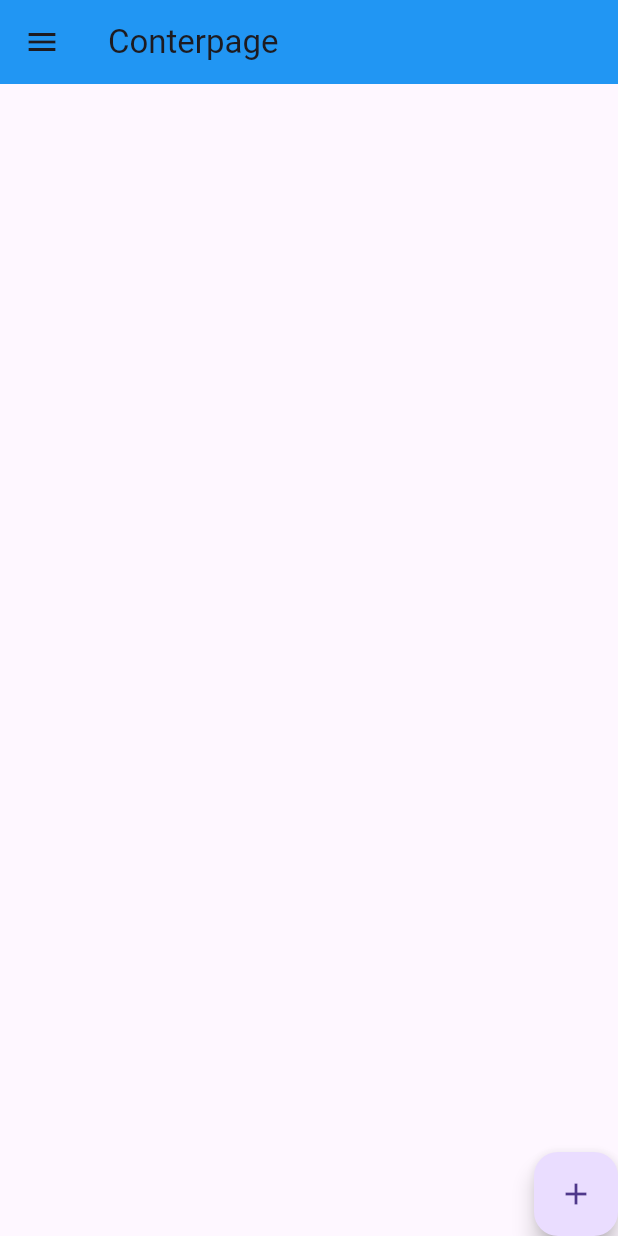
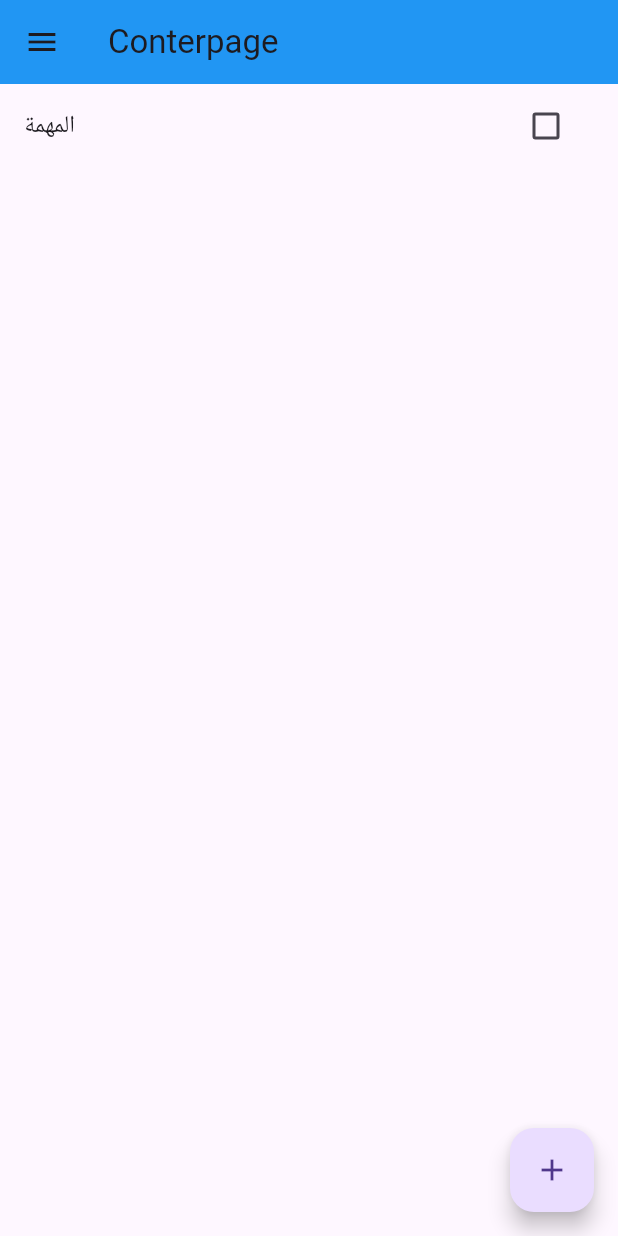
Before and after one commit to abdelmadjidSiradj/abdelmadjidSiradj, a Flutter app: the screen it shows after launch, on a phone screen of 412 x 824 dp. Run offline on Flutter 3.47's test engine with Material 3 defaults, Android fonts, the phone set to English and light mode, and no system bars.

```diff
--- a/lib/Conterprofil.dart
+++ b/lib/Conterprofil.dart
@@ -1,11 +1,12 @@
 import 'package:flutter/material.dart';
+import 'package:provider/provider.dart';
 import 'package:my_app/Navigatwidght.dart';
-
-import 'Appdrawer.dart';
+import 'package:my_app/Provedertask.dart';
+import 'package:my_app/Job1.dart';
+import 'package:my_app/Appdrawer.dart';
 
 class Conterprofil extends StatefulWidget {
   static const String Babelname = 'Conter';
-
   @override
   State<StatefulWidget> createState() {
     return ConterprofilState();
@@ -13,63 +14,98 @@ class Conterprofil extends StatefulWidget {
 }
 
 class ConterprofilState extends State<Conterprofil> {
-  String _savetext1 = " ";
-  TextEditingController _textController = TextEditingController();
+  final TextEditingController _textController = TextEditingController();
+
   @override
   Widget build(BuildContext context) {
     return Scaffold(
       appBar: AppBar(
         backgroundColor: Colors.blue,
-        title: Text('Conterpage'),
+        title: const Text('Conterpage'),
       ),
-      body: Stack(children: [
-        Column(
-          mainAxisAlignment: MainAxisAlignment.end,
+      body: Column(
         children: [
-            Row(
-              mainAxisAlignment: MainAxisAlignment.end,
-              children: [
-                Column(children: [
-                  FloatingActionButton(
+          Expanded(
+            child: Consumer<Provedertask>(
+              builder: (context, provedertask, child) {
+                return ListView.builder(
+                  itemCount: provedertask.Job.length,
+                  itemBuilder: (context, index) {
+                    final job = provedertask.Job[index];
+                    return ListTile(
+                      title: Text(job.text2),
+                      trailing: Checkbox(
+                        value: job.complet,
+                        onChanged: (value) {
+                          provedertask.changecomple(index);
+                        },
+                      ),
+                      onLongPress: () {
+                        showDialog(
+                          context: context,
+                          builder: (context) => AlertDialog(
+                            title: Text('تأكيد الحذف'),
+                            content: Text('هل تريد حذف هذه المهمة؟'),
+                            actions: [
+                              TextButton(
+                                onPressed: () {
+                                  provedertask.removejob(index);
+                                  Navigator.of(context).pop();
+                                },
+                                child: Text('نعم'),
+                              ),
+                              TextButton(
+                                onPressed: () => Navigator.of(context).pop(),
+                                child: Text('إلغاء'),
+                              ),
+                            ],
+                          ),
+                        );
+                      },
+                    );
+                  },
+                );
+              },
+            ),
+          ),
+        ],
+      ),
+      floatingActionButton: FloatingActionButton(
         onPressed: () {
           showDialog(
             context: context,
             builder: (context) => AlertDialog(
-                          title: Text('المهمة'),
+              title: const Text('المهمة'),
               content: TextField(
                 controller: _textController,
-                            decoration: InputDecoration(hintText: 'اضافة مهمة'),
+                decoration: const InputDecoration(hintText: 'اضافة مهمة'),
               ),
               actions: [
                 TextButton(
                   onPressed: () {
-                                setState(() {
-                                 print(_savetext1 = _textController.text) ;
-                                });
+                    if (_textController.text.isNotEmpty) {
+                      Provider.of<Provedertask>(context, listen: false).addjob(
+                        Job1(
+                          text2: _textController.text,
+                          complet: false,
+                        ),
+                      );
+                      _textController.clear();
                       Navigator.of(context).pop();
+                    }
                   },
                   child: Text('حفظ'),
                 ),
                 TextButton(
-                              onPressed: () {
-                                Navigator.of(context).pop();
-                              },
-                              child: Text('الغاء'),
-                            )
+                  onPressed: () {_textController.clear();Navigator.of(context).pop();} ,
+                  child: Text('إلغاء'),
+                ),
               ],
             ),
           );
-                      setState(() {});
         },
         child: Icon(Icons.add),
       ),
-
-                ])
-              ],
-            ),
-          ],
-        ),
-      ]),
       drawer: Appdrawer(),
     );
   }
--- /dev/null
+++ b/lib/Job1.dart
@@ -0,0 +1,8 @@
+class Job1 {
+  String text2;
+  bool complet;
+  Job1({
+    required this.text2,
+    required this.complet,
+  });
+}
--- /dev/null
+++ b/lib/Provedertask.dart
@@ -0,0 +1,24 @@
+import 'package:flutter/material.dart';
+import 'package:my_app/Job1.dart';
+
+class Provedertask extends ChangeNotifier {
+  List<Job1> _job = [Job1(text2: 'المهمة', complet: false)];
+  List<Job1> get Job {
+    return _job;
+  }
+
+  void removejob(index) {
+    _job.removeAt(index);
+    notifyListeners();
+  }
+
+  void addjob(Job1 job) {
+    _job.add(job);
+    notifyListeners();
+  }
+
+  void changecomple(index) {
+    _job[index].complet = !_job[index].complet;
+    notifyListeners();
+  }
+}
--- a/lib/main.dart
+++ b/lib/main.dart
@@ -4,9 +4,11 @@ import 'package:my_app/Conterprofil.dart';
 import 'package:my_app/Homepage.dart';
 import 'package:my_app/Navigatwidght.dart';
 import 'package:my_app/Settings.dart';
+import 'package:my_app/Provedertask.dart';
+import 'package:provider/provider.dart';
 
 void main() {
-  runApp(Myapp());
+  runApp(ChangeNotifierProvider(create: (_)=>Provedertask(), child: Myapp(),));
 }
 
 class Myapp extends StatelessWidget {
--- a/pubspec.yaml
+++ b/pubspec.yaml
@@ -39,6 +39,7 @@ dependencies:
 dev_dependencies:
   flutter_test:
     sdk: flutter
+  provider: ^6.1.4
 
   # The "flutter_lints" package below contains a set of recommended lints to
   # encourage good coding practices. The lint set provided by the package is
```
Also changed, not shown: pubspec.lock. Lines whose indentation alone changed are shown as unchanged.
